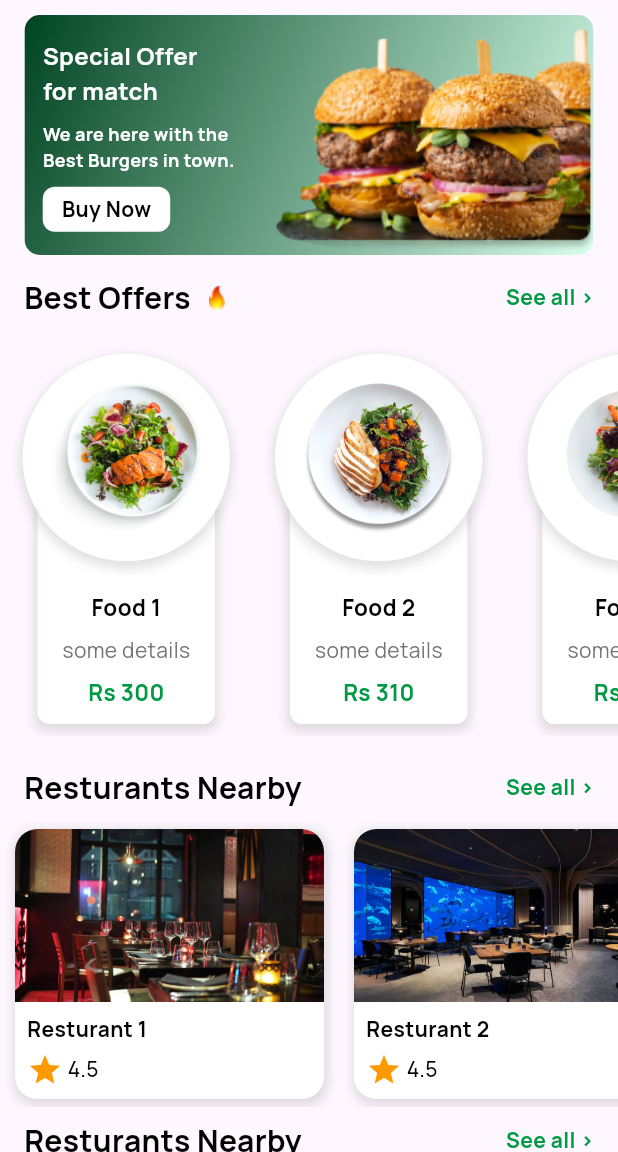
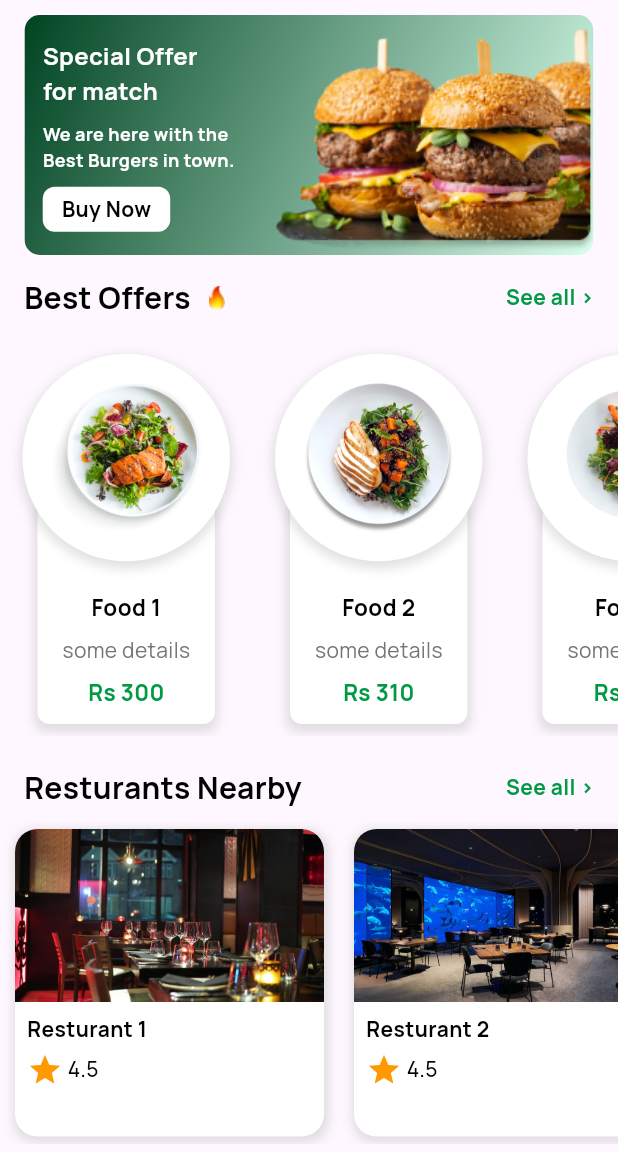
Before and after one commit to mshahrukh17/Fast_food_app, a Flutter app: the HomePage screen opened by its route, on a phone screen of 412 x 824 dp, the part 84-1236 px from its top. Run offline on Flutter 3.47's test engine with Material 3 defaults, Android fonts, the light colour scheme and no system bars; our stand-ins replace cloud_firestore, firebase_auth, firebase_core, firebase_database, firebase_storage, get and 6 more; missing offline and left inert: flutter_stripe; accounts and stored records are empty.

Commit message:
changes some const

```diff
--- a/lib/Components/Snackbar.dart
+++ b/lib/Components/Snackbar.dart
@@ -1,3 +1,5 @@
+// ignore_for_file: deprecated_member_use
+
 import '../Export/AllExport.dart';
 
 enum SnackBarType {success, delete, info, error, added}
--- a/lib/View/UserView/Cart/Cartpage.dart
+++ b/lib/View/UserView/Cart/Cartpage.dart
@@ -1,3 +1,5 @@
+// ignore_for_file: deprecated_member_use
+
 import '../../../Export/AllExport.dart';
 
 class Cartpage extends StatelessWidget {
@@ -357,6 +359,8 @@ class Cartpage extends StatelessWidget {
           ),
         ],
       ),
+      child: Padding(
+        padding: const EdgeInsets.all(8.0),
         child: Column(
           mainAxisSize: MainAxisSize.min,
           children: [
@@ -400,6 +404,7 @@ class Cartpage extends StatelessWidget {
             SizedBox(height: 16),
           ],
         ),
+      ),
     ));
   }
 }
--- a/lib/View/UserView/Cart/sub_screen/Order_done.dart
+++ b/lib/View/UserView/Cart/sub_screen/Order_done.dart
@@ -1,3 +1,5 @@
+// ignore_for_file: deprecated_member_use
+
 import '../../../../Export/AllExport.dart';
 
 class OrderDone extends StatelessWidget {
--- a/lib/View/UserView/Home/Components/FoodHoriList.dart
+++ b/lib/View/UserView/Home/Components/FoodHoriList.dart
@@ -1,4 +1,4 @@
-// ignore_for_file: must_be_immutable
+// ignore_for_file: must_be_immutable, deprecated_member_use
 import '../../../../Export/AllExport.dart';
 
 class FoodsHoriList extends StatelessWidget {
--- a/lib/View/UserView/Home/Components/HotelHoriList.dart
+++ b/lib/View/UserView/Home/Components/HotelHoriList.dart
@@ -1,3 +1,5 @@
+// ignore_for_file: deprecated_member_use
+
 import '../../../../Export/AllExport.dart';
 
 class HotelHoriList extends StatelessWidget {
@@ -10,7 +12,7 @@ class HotelHoriList extends StatelessWidget {
     final sh = MediaQuery.of(context).size.height;
     final sw = MediaQuery.of(context).size.width;
     return SizedBox(
-      height: 190,
+      height: 215,
       child: ListView.builder(
         physics: const BouncingScrollPhysics(),
         scrollDirection: Axis.horizontal,
@@ -24,10 +26,10 @@ class HotelHoriList extends StatelessWidget {
               onTap: () => Get.toNamed(AppRoutes.ResturantDetails, arguments: restu),
               child: Container(
                   decoration: BoxDecoration(
-                      color: Colors.white,
+                      color: const Color(0xFFFFFFFF),
                       boxShadow: [
                         BoxShadow(
-                          color: Colors.grey.withOpacity(0.3),
+                          color: const Color(0xFF9E9E9E).withOpacity(0.3),
                           spreadRadius: 2,
                           blurRadius: 5,
                           offset: Offset(1, 2),
@@ -65,7 +67,7 @@ class HotelHoriList extends StatelessWidget {
                               children: [
                                 Icon(
                                   Icons.star,
-                                  color: Color(0xFFFF9900),
+                                  color:const Color(0xFFFF9900),
                                 ),
                                 CustomMainText(
                                   text: ' 4.5',
--- a/lib/View/UserView/Home/HomePage.dart
+++ b/lib/View/UserView/Home/HomePage.dart
@@ -63,7 +63,7 @@ class HomePage extends StatelessWidget {
       ),
       appBar: AppBar(
         elevation: 1,
-        backgroundColor: Colors.white,
+        backgroundColor: const Color(0xFFFFFFFF),
         title: Image.asset(
           'assets/logo2.png',
           height: 35,
@@ -76,7 +76,7 @@ class HomePage extends StatelessWidget {
             physics: const RangeMaintainingScrollPhysics(),
             child: Column(
               children: [
-                SizedBox(
+               const SizedBox(
                   height: 10,
                 ),
                 Center(
@@ -87,7 +87,7 @@ class HomePage extends StatelessWidget {
                         gradient: LinearGradient(
                             begin: Alignment.topLeft,
                             end: Alignment.bottomRight,
-                            colors: [Color(0xff004422), Color(0xffD9FFEC)]),
+                            colors:const [Color(0xff004422), Color(0xFFD9FFEC)]),
                         borderRadius: BorderRadius.circular(10)),
                     child: Stack(
                       children: [
@@ -99,14 +99,14 @@ class HomePage extends StatelessWidget {
                             children: [
                               CustomMainText(
                                 text: 'Special Offer\nfor match',
-                                color: Colors.white,
+                                color: const Color(0xFFFFFFFF),
                                 fontSize: 16,
                                 fontWeight: FontWeight.bold,
                               ),
                               CustomMainText(
                                 text:
                                     'We are here with the\nBest Burgers in town.',
-                                color: Colors.white,
+                                color: const Color(0xFFFFFFFF),
                                 fontSize: 12,
                                 fontWeight: FontWeight.bold,
                               ),
@@ -114,7 +114,7 @@ class HomePage extends StatelessWidget {
                                 height: 30,
                                 width: 85,
                                 decoration: BoxDecoration(
-                                    color: Colors.white,
+                                    color: const Color.from(alpha: 1, red: 1, green: 1, blue: 1),
                                     borderRadius: BorderRadius.circular(8)),
                                 child: Center(
                                     child: CustomMainText(
@@ -151,7 +151,7 @@ class HomePage extends StatelessWidget {
                         ),
                         child: CustomMainText(
                           text: 'See all >',
-                          color: Color(0xff009944),
+                          color:const Color(0xFF009944),
                           fontWeight: FontWeight.bold,
                         ),
                       )
@@ -191,7 +191,7 @@ class HomePage extends StatelessWidget {
             onTap: () => Get.toNamed(AppRoutes.SeeAllPage),
             child: CustomMainText(
               text: 'See all >',
-              color: Color(0xff009944),
+              color:const Color(0xFF009944),
               fontWeight: FontWeight.bold,
             ),
           ),
--- a/lib/View/UserView/Home/fooddetail.dart
+++ b/lib/View/UserView/Home/fooddetail.dart
@@ -52,7 +52,7 @@ class FoodDetails extends StatelessWidget {
                               height: 35,
                               width: 80,
                               decoration: BoxDecoration(
-                                  color: Color(0xFFC7C6C6),
+                                  color:const Color(0xFFC7C6C6),
                                   borderRadius: BorderRadius.circular(8)),
                               child: Center(
                                   child: CustomMainText(
@@ -122,7 +122,7 @@ class FoodDetails extends StatelessWidget {
                           ),
                           Icon(
                             Icons.shopping_bag_outlined,
-                            color: Color(0xff009944),
+                            color:const Color(0xff009944),
                           ),
                           CustomMainText(
                             text: '  2000+ Orders',
@@ -138,7 +138,7 @@ class FoodDetails extends StatelessWidget {
                       CustomMainText(
                         text:
                             'Nulla occaecat velit laborum exercitation ullamco. Elit labore eu aute elit nostrud culpa velit excepteur deserunt sunt. Velit non est cillum consequat cupidatat ex Lorem laboris labore aliqua ad duis eu laborum. Chicken Tomatoa Lettuse Nulla occaecat velit laborum exercitation ullamco. Elit labore eu aute elit nostrud culpa velit excepteur deserunt sunt. Nulla occaecat velit laborum exercitation ullamco. Elit labore eu aute elit nostrud culpa velit excepteur deserunt sunt. Velit non est cillum consequat cupidatat ex Lorem laboris labore aliqua ad duis eu laborum. Chicken Tomatoa Lettuse Nulla occaecat velit laborum exercitation ullamco. Elit labore eu aute elit nostrud culpa velit excepteur deserunt sunt. Nulla occaecat velit laborum exercitation ullamco. Elit labore eu aute elit nostrud culpa velit excepteur deserunt sunt. Velit non est cillum consequat cupidatat ex Lorem laboris labore aliqua ad duis eu laborum. Chicken Tomatoa Lettuse Nulla occaecat velit laborum exercitation ullamco. Elit labore eu aute elit nostrud culpa velit excepteur deserunt sunt. Nulla occaecat velit laborum exercitation ullamco. Elit labore eu aute elit nostrud culpa velit excepteur deserunt sunt. Velit non est cillum consequat cupidatat ex Lorem laboris labore aliqua ad duis eu laborum. Chicken Tomatoa Lettuse Nulla occaecat velit laborum exercitation ullamco. Elit labore eu aute elit nostrud culpa velit excepteur deserunt sunt.',
-                        color: Color(0xFF000000),
+                        color:const Color(0xFF000000),
                         fontWeight: FontWeight.w500,
                         fontSize: 14,
                       ),
--- a/lib/View/UserView/favorites/Favorite.dart
+++ b/lib/View/UserView/favorites/Favorite.dart
@@ -1,3 +1,5 @@
+// ignore_for_file: deprecated_member_use
+
 import '../../../Export/AllExport.dart';
 
 class FavoriteItems extends StatelessWidget {
--- a/lib/View/UserView/profile/Profile.dart
+++ b/lib/View/UserView/profile/Profile.dart
@@ -1,4 +1,4 @@
-// ignore_for_file: unused_element
+// ignore_for_file: unused_element, deprecated_member_use
 import '../../../Export/AllExport.dart';
 
 class MyProfile extends StatelessWidget {
--- a/lib/View/auth/LoginPage.dart
+++ b/lib/View/auth/LoginPage.dart
@@ -1,3 +1,5 @@
+// ignore_for_file: deprecated_member_use
+
 import '../../Export/AllExport.dart';
 
 class LoginPage extends StatelessWidget {
--- a/lib/View/auth/SignupPage.dart
+++ b/lib/View/auth/SignupPage.dart
@@ -1,3 +1,5 @@
+// ignore_for_file: deprecated_member_use
+
 import '../../Export/AllExport.dart';
 
 class SignupPage extends StatelessWidget {
```
Also changed, not shown: lib/model/model.dart (+4 -6 lines), lib/main.dart (line endings or trailing spaces), pubspec.lock, 251 other files. Lines whose indentation alone changed are shown as unchanged.
